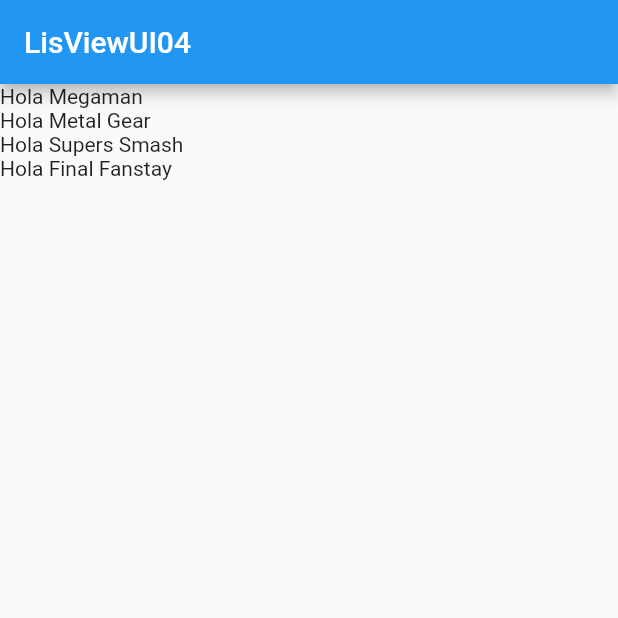
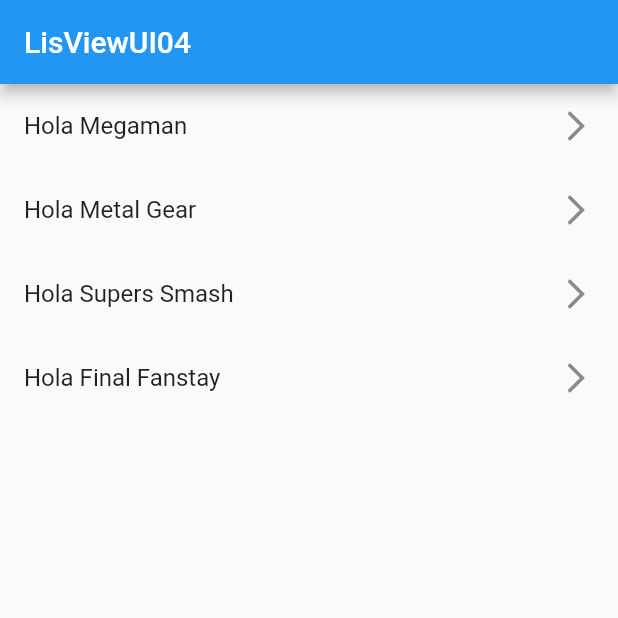
Before and after one commit to lpedrozoqd/comps_app, a Flutter app: the screen it shows after launch, on a phone screen of 412 x 824 dp, the top half of it. Run offline on Flutter 3.47's test engine with Material 2 defaults, Android fonts, the phone set to English and light mode, and no system bars.

Commit message:
Uso de ListView dinámico (P2)

```diff
--- a/lib/ui/_4_list_view_ui.dart
+++ b/lib/ui/_4_list_view_ui.dart
@@ -14,9 +14,15 @@
     return Scaffold(
         appBar: AppBar(title: const Text("LisViewUI04")),
         body: ListView(
-          //... = es el operador 'spread'
+          //... = es el operador 'spread' dado que se requiere poblar el arreglo 'children'
           children: [
-            ...options.map((element) => Text("Hola $element")).toList()
+            ...options
+                .map((element) => ListTile(
+                      title: Text("Hola $element"),
+                      //El ícono para mostrar más info se ubica a la derecha
+                      trailing: const Icon(Icons.arrow_forward_ios_outlined),
+                    ))
+                .toList()
           ],
         ));
   }
```
